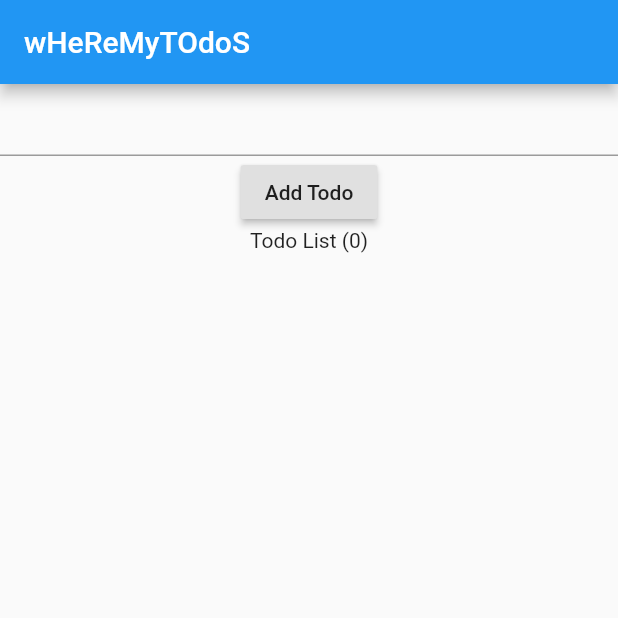
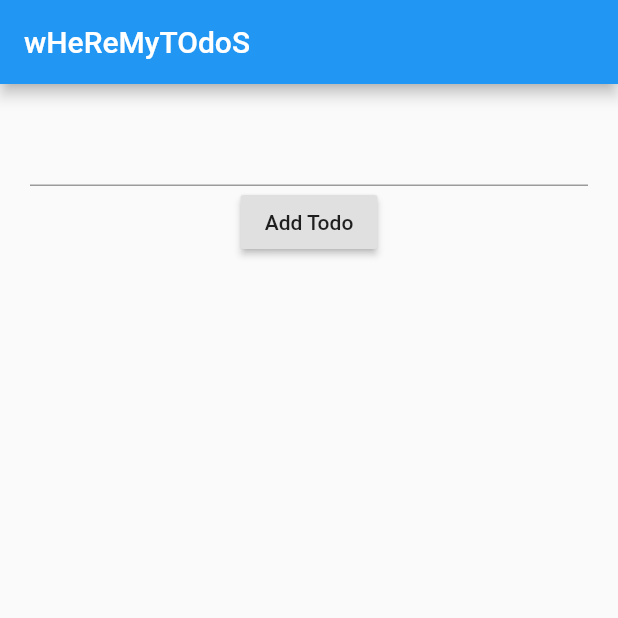
Before and after one commit to ocalvet/flutter-101, a Flutter app: the screen it shows after launch, on a phone screen of 412 x 824 dp, the top half of it. Run offline on Flutter 3.47's test engine with Material 2 defaults, Android fonts, the phone set to English and light mode, and no system bars.

Commit message:
Add some spacing

```diff
--- a/lib/TodoApp.dart
+++ b/lib/TodoApp.dart
@@ -11,7 +11,6 @@ class TodoApp extends StatefulWidget {
 class _TodoApp extends State<TodoApp> {
   List<Todo> todos = [];
   addTodo(String todoTitle) {
-    print("Adding todo $todoTitle");
     this.setState(() {
       this.todos.add(Todo(title: todoTitle, completed: false));
     });
@@ -30,7 +29,9 @@ class _TodoApp extends State<TodoApp> {
         appBar: AppBar(
             title: Text('wHeReMyTOdoS'),
         ),
-        body: Column(
+        body: Container(
+          padding: EdgeInsets.all(20.0),
+          child: Column(
           children: <Widget>[
             TodoForm(
               onAddTodo: addTodo
@@ -38,6 +39,7 @@ class _TodoApp extends State<TodoApp> {
             TodoList(todos: this.todos, onCompleted: this.markComplete),
           ],
         )
+        )
       )
     );
   }
--- a/lib/TodoList.dart
+++ b/lib/TodoList.dart
@@ -14,10 +14,8 @@ class TodoList extends StatelessWidget {
     return Container(
       child: Column(
         children: <Widget>[
-          Text('Todo List (${this.todos.length.toString()})'),
           new ListView(
             shrinkWrap: true,
-            padding: const EdgeInsets.all(20.0),
             children: todoItems
           )
         ]
```
